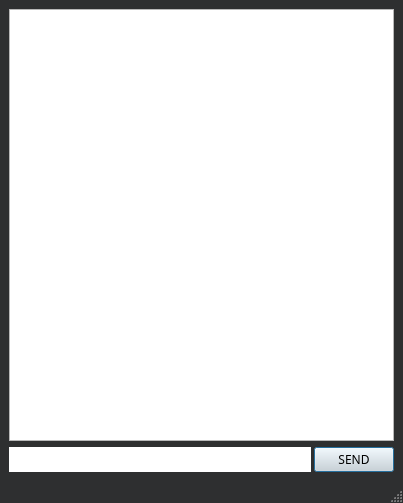
Old version of the form mainwindow.ui in the repository KatarzynaDudziak/tcp-chat.
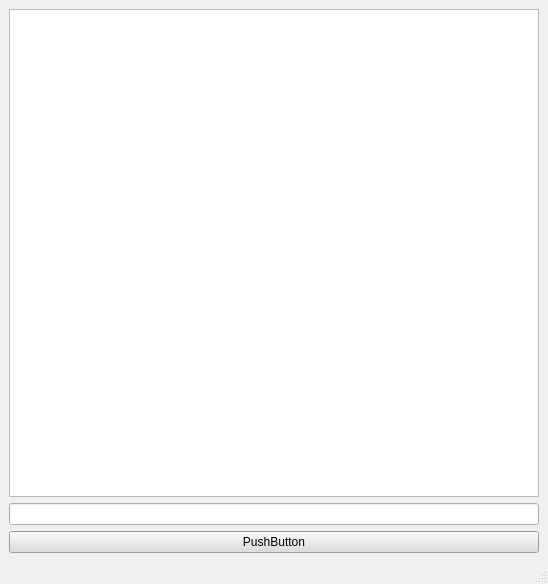
New version of the form.

The edit to the form file:
```diff
--- a/mainwindow.ui
+++ b/mainwindow.ui
@@ -6,8 +6,8 @@
    <rect>
     <x>0</x>
     <y>0</y>
-    <width>403</width>
-    <height>503</height>
+    <width>548</width>
+    <height>584</height>
    </rect>
   </property>
   <property name="palette">
@@ -106,9 +106,9 @@
      <colorrole role="Window">
       <brush brushstyle="SolidPattern">
        <color alpha="255">
-        <red>240</red>
-        <green>240</green>
-        <blue>240</blue>
+        <red>244</red>
+        <green>244</green>
+        <blue>244</blue>
        </color>
       </brush>
      </colorrole>
@@ -162,18 +162,18 @@
      <colorrole role="WindowText">
       <brush brushstyle="SolidPattern">
        <color alpha="255">
-        <red>208</red>
-        <green>208</green>
-        <blue>208</blue>
+        <red>0</red>
+        <green>0</green>
+        <blue>0</blue>
        </color>
       </brush>
      </colorrole>
      <colorrole role="Button">
       <brush brushstyle="SolidPattern">
        <color alpha="255">
-        <red>64</red>
-        <green>65</green>
-        <blue>66</blue>
+        <red>240</red>
+        <green>240</green>
+        <blue>240</blue>
        </color>
       </brush>
      </colorrole>
@@ -198,9 +198,9 @@
      <colorrole role="Dark">
       <brush brushstyle="SolidPattern">
        <color alpha="255">
-        <red>64</red>
-        <green>65</green>
-        <blue>66</blue>
+        <red>160</red>
+        <green>160</green>
+        <blue>160</blue>
        </color>
       </brush>
      </colorrole>
@@ -216,9 +216,9 @@
      <colorrole role="Text">
       <brush brushstyle="SolidPattern">
        <color alpha="255">
-        <red>208</red>
-        <green>208</green>
-        <blue>208</blue>
+        <red>0</red>
+        <green>0</green>
+        <blue>0</blue>
        </color>
       </brush>
      </colorrole>
@@ -226,35 +226,35 @@
       <brush brushstyle="SolidPattern">
        <color alpha="255">
         <red>255</red>
-        <green>51</green>
-        <blue>51</blue>
+        <green>255</green>
+        <blue>255</blue>
        </color>
       </brush>
      </colorrole>
      <colorrole role="ButtonText">
       <brush brushstyle="SolidPattern">
        <color alpha="255">
-        <red>208</red>
-        <green>208</green>
-        <blue>208</blue>
+        <red>0</red>
+        <green>0</green>
+        <blue>0</blue>
        </color>
       </brush>
      </colorrole>
      <colorrole role="Base">
       <brush brushstyle="SolidPattern">
        <color alpha="255">
-        <red>46</red>
-        <green>47</green>
-        <blue>48</blue>
+        <red>255</red>
+        <green>255</green>
+        <blue>255</blue>
        </color>
       </brush>
      </colorrole>
      <colorrole role="Window">
       <brush brushstyle="SolidPattern">
        <color alpha="255">
-        <red>46</red>
-        <green>47</green>
-        <blue>48</blue>
+        <red>240</red>
+        <green>240</green>
+        <blue>240</blue>
        </color>
       </brush>
      </colorrole>
@@ -270,36 +270,36 @@
      <colorrole role="Highlight">
       <brush brushstyle="SolidPattern">
        <color alpha="255">
-        <red>29</red>
-        <green>84</green>
-        <blue>92</blue>
+        <red>240</red>
+        <green>240</green>
+        <blue>240</blue>
        </color>
       </brush>
      </colorrole>
      <colorrole role="AlternateBase">
       <brush brushstyle="SolidPattern">
        <color alpha="255">
-        <red>53</red>
-        <green>54</green>
-        <blue>55</blue>
+        <red>245</red>
+        <green>245</green>
+        <blue>245</blue>
        </color>
       </brush>
      </colorrole>
      <colorrole role="ToolTipBase">
       <brush brushstyle="SolidPattern">
        <color alpha="255">
-        <red>64</red>
-        <green>65</green>
-        <blue>66</blue>
+        <red>255</red>
+        <green>255</green>
+        <blue>220</blue>
        </color>
       </brush>
      </colorrole>
      <colorrole role="ToolTipText">
       <brush brushstyle="SolidPattern">
        <color alpha="255">
-        <red>208</red>
-        <green>208</green>
-        <blue>208</blue>
+        <red>0</red>
+        <green>0</green>
+        <blue>0</blue>
        </color>
       </brush>
      </colorrole>
@@ -389,18 +389,18 @@
      <colorrole role="Base">
       <brush brushstyle="SolidPattern">
        <color alpha="255">
-        <red>240</red>
-        <green>240</green>
-        <blue>240</blue>
+        <red>244</red>
+        <green>244</green>
+        <blue>244</blue>
        </color>
       </brush>
      </colorrole>
      <colorrole role="Window">
       <brush brushstyle="SolidPattern">
        <color alpha="255">
-        <red>240</red>
-        <green>240</green>
-        <blue>240</blue>
+        <red>244</red>
+        <green>244</green>
+        <blue>244</blue>
        </color>
       </brush>
      </colorrole>
@@ -416,36 +416,36 @@
      <colorrole role="Highlight">
       <brush brushstyle="SolidPattern">
        <color alpha="255">
-        <red>29</red>
-        <green>84</green>
-        <blue>92</blue>
+        <red>0</red>
+        <green>120</green>
+        <blue>215</blue>
        </color>
       </brush>
      </colorrole>
      <colorrole role="AlternateBase">
       <brush brushstyle="SolidPattern">
        <color alpha="255">
-        <red>53</red>
-        <green>54</green>
-        <blue>55</blue>
+        <red>245</red>
+        <green>245</green>
+        <blue>245</blue>
        </color>
       </brush>
      </colorrole>
      <colorrole role="ToolTipBase">
       <brush brushstyle="SolidPattern">
        <color alpha="255">
-        <red>64</red>
-        <green>65</green>
-        <blue>66</blue>
+        <red>255</red>
+        <green>255</green>
+        <blue>220</blue>
        </color>
       </brush>
      </colorrole>
      <colorrole role="ToolTipText">
       <brush brushstyle="SolidPattern">
        <color alpha="255">
-        <red>208</red>
-        <green>208</green>
-        <blue>208</blue>
+        <red>0</red>
+        <green>0</green>
+        <blue>0</blue>
        </color>
       </brush>
      </colorrole>
@@ -897,81 +897,19 @@
      </disabled>
     </palette>
    </property>
-   <layout class="QVBoxLayout" name="verticalLayout" stretch="0,0">
+   <layout class="QVBoxLayout" name="verticalLayout">
     <item>
      <widget class="QTextBrowser" name="textBrowser"/>
     </item>
     <item>
-     <layout class="QHBoxLayout" name="horizontalLayout">
-      <property name="spacing">
-       <number>3</number>
+     <widget class="QLineEdit" name="lineEdit"/>
+    </item>
+    <item>
+     <widget class="QPushButton" name="pushButtonSend">
+      <property name="text">
+       <string>PushButton</string>
       </property>
-      <item>
-       <widget class="QLineEdit" name="lineEdit">
-        <property name="sizePolicy">
-         <sizepolicy hsizetype="Expanding" vsizetype="Minimum">
-          <horstretch>0</horstretch>
-          <verstretch>0</verstretch>
-         </sizepolicy>
-        </property>
-        <property name="font">
-         <font>
-          <family>Times New Roman</family>
-          <pointsize>12</pointsize>
-         </font>
-        </property>
-        <property name="text">
-         <string/>
-        </property>
-        <property name="frame">
-         <bool>false</bool>
-        </property>
-        <property name="alignment">
-         <set>Qt::AlignLeading|Qt::AlignLeft|Qt::AlignTop</set>
-        </property>
-       </widget>
-      </item>
-      <item>
-       <widget class="QPushButton" name="pushButtonSend">
-        <property name="enabled">
-         <bool>true</bool>
-        </property>
-        <property name="sizePolicy">
-         <sizepolicy hsizetype="Minimum" vsizetype="Fixed">
-          <horstretch>0</horstretch>
-          <verstretch>0</verstretch>
-         </sizepolicy>
-        </property>
-        <property name="font">
-         <font>
-          <family>Arial Black</family>
-          <bold>false</bold>
-          <underline>false</underline>
-          <strikeout>false</strikeout>
-          <kerning>true</kerning>
-         </font>
-        </property>
-        <property name="cursor">
-         <cursorShape>PointingHandCursor</cursorShape>
-        </property>
-        <property name="tabletTracking">
-         <bool>false</bool>
-        </property>
-        <property name="acceptDrops">
-         <bool>false</bool>
-        </property>
-        <property name="text">
-         <string>SEND</string>
-        </property>
-        <property name="autoDefault">
-         <bool>true</bool>
-        </property>
-        <property name="default">
-         <bool>true</bool>
-        </property>
-       </widget>
-      </item>
-     </layout>
+     </widget>
     </item>
    </layout>
   </widget>
```
Left out of the diff: 4 changed lines with no effect on the pictures.
